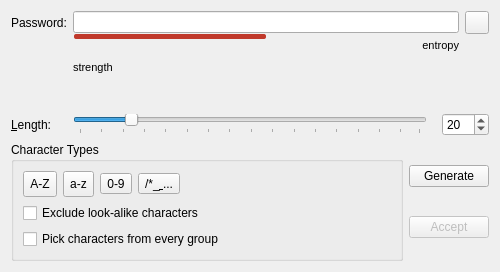
The window that src/gui/PasswordGeneratorWidget.ui (keepassxreboot/keepassxc) describes before a commit, drawn with Qt 5.
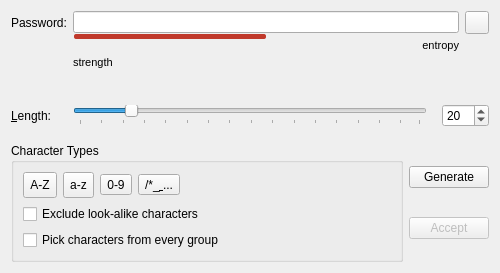
The same window after the commit.

Commit message: Add margin below password field layout

Diff of the .ui file:
```diff
--- a/src/gui/PasswordGeneratorWidget.ui
+++ b/src/gui/PasswordGeneratorWidget.ui
@@ -7,13 +7,13 @@
     <x>0</x>
     <y>0</y>
     <width>500</width>
-    <height>272</height>
+    <height>273</height>
    </rect>
   </property>
   <property name="maximumSize">
    <size>
     <width>16777215</width>
-    <height>272</height>
+    <height>273</height>
    </size>
   </property>
   <property name="windowTitle">
@@ -22,6 +22,9 @@
   <layout class="QVBoxLayout" name="verticalLayout_2">
    <item>
     <layout class="QGridLayout" name="passwordFieldLayout">
+     <property name="bottomMargin">
+      <number>10</number>
+     </property>
      <property name="verticalSpacing">
       <number>0</number>
      </property>
```
